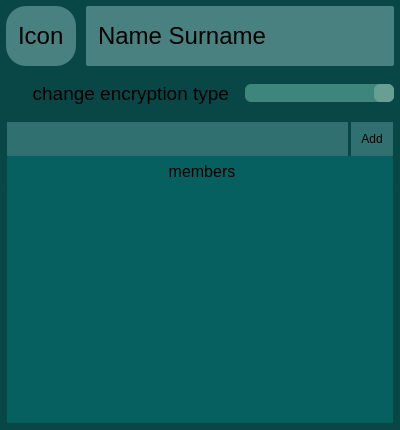
Above: src/interface/chatInfo.ui from OgurtsovAndrei/Messenger-project before the change. Below: the same form after it.
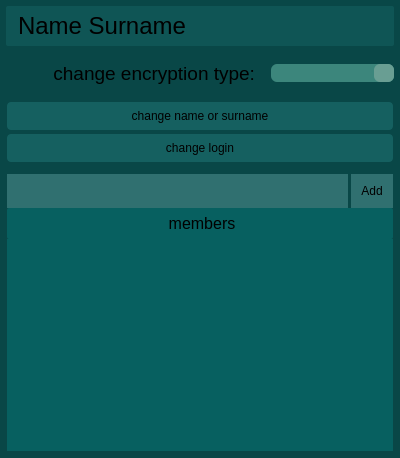
That is the form after the change.

What changed in the file:
```diff
--- a/src/interface/chatInfo.ui
+++ b/src/interface/chatInfo.ui
@@ -7,7 +7,7 @@
     <x>0</x>
     <y>0</y>
     <width>400</width>
-    <height>430</height>
+    <height>458</height>
    </rect>
   </property>
   <property name="sizePolicy">
@@ -24,7 +24,7 @@
 QLineEdit {background-color : #307070; border-width: 1px; border-radius: 0px; padding: 6px;}
 QPushButton {background-color : #307070;border-width: 2px; border-radius: 0px; padding: 10px;}
 QPushButton:pressed { background-color: #307777; }
-QLabel {background: #498080; border-radius : 2px; border-width: 2px; padding: 6px; font: 18pt;}
+QLabel {background: #0F5555; border-radius : 2px; border-width: 2px; padding: 6px; font: 18pt;}
 QListWidget {background-color : #076060; border-radius : 0px; border-width: 2px; padding: 6px;}</string>
   </property>
   <layout class="QGridLayout" name="gridLayout">
@@ -43,6 +43,19 @@
    <property name="spacing">
     <number>10</number>
    </property>
+   <item row="0" column="0" colspan="3">
+    <widget class="QLabel" name="userNameLabel">
+     <property name="text">
+      <string>&lt;html&gt;&lt;head/&gt;&lt;body&gt;&lt;p&gt;Name Surname&lt;/p&gt;&lt;/body&gt;&lt;/html&gt;</string>
+     </property>
+     <property name="wordWrap">
+      <bool>true</bool>
+     </property>
+     <property name="buddy">
+      <cstring>userNameLabel</cstring>
+     </property>
+    </widget>
+   </item>
    <item row="1" column="2">
     <widget class="QComboBox" name="encrOptions">
      <property name="styleSheet">
@@ -57,7 +70,18 @@
      </property>
     </widget>
    </item>
-   <item row="2" column="0" colspan="3">
+   <item row="1" column="0" colspan="2">
+    <widget class="QLabel" name="encrLabel">
+     <property name="styleSheet">
+      <string notr="true">QLabel {background: #094747; border-radius : 2px; border-width: 2px; padding: 6px; font: 14pt}
+</string>
+     </property>
+     <property name="text">
+      <string>&lt;html&gt;&lt;head/&gt;&lt;body&gt;&lt;p align=&quot;right&quot;&gt;change encryption type:&lt;/p&gt;&lt;/body&gt;&lt;/html&gt;</string>
+     </property>
+    </widget>
+   </item>
+   <item row="7" column="0" colspan="3">
     <layout class="QGridLayout" name="gridLayout_2">
      <property name="leftMargin">
       <number>1</number>
@@ -136,51 +160,40 @@
      </item>
     </layout>
    </item>
-   <item row="1" column="0" colspan="2">
-    <widget class="QLabel" name="encrLabel">
+   <item row="3" column="0" colspan="3">
+    <layout class="QVBoxLayout" name="verticalLayout_2">
+     <property name="spacing">
+      <number>2</number>
+     </property>
+     <item>
+      <widget class="QPushButton" name="changeLogButton">
      <property name="styleSheet">
-      <string notr="true">QLabel {background: #094747; border-radius : 2px; border-width: 2px; padding: 6px; font: 14pt}
-</string>
+        <string notr="true">QPushButton {background: #156060; border-width: 2px; border-style: solid; border-radius: 5px; padding: 6px;}
+QPushButton:pressed { background-color: #206767; }</string>
      </property>
      <property name="text">
-      <string>&lt;html&gt;&lt;head/&gt;&lt;body&gt;&lt;p align=&quot;right&quot;&gt;change encryption type&lt;/p&gt;&lt;/body&gt;&lt;/html&gt;</string>
+        <string>change name or surname</string>
      </property>
     </widget>
    </item>
-   <item row="0" column="0">
-    <widget class="QLabel" name="userIconLabel">
+     <item>
+      <widget class="QPushButton" name="changeNameButton">
      <property name="sizePolicy">
-      <sizepolicy hsizetype="Fixed" vsizetype="Fixed">
+        <sizepolicy hsizetype="Minimum" vsizetype="Minimum">
        <horstretch>0</horstretch>
        <verstretch>0</verstretch>
       </sizepolicy>
      </property>
-     <property name="minimumSize">
-      <size>
-       <width>60</width>
-       <height>60</height>
-      </size>
-     </property>
      <property name="styleSheet">
-      <string notr="true">QLabel {background: #498080; border-radius : 20px; border-width: 2px; padding: 6px}</string>
+        <string notr="true">QPushButton {background: #156060; border-width: 2px; border-style: solid; border-radius: 5px; padding: 6px;}
+QPushButton:pressed { background-color: #206767; }</string>
      </property>
      <property name="text">
-      <string>&lt;html&gt;&lt;head/&gt;&lt;body&gt;&lt;p&gt;Icon&lt;/p&gt;&lt;/body&gt;&lt;/html&gt;</string>
+        <string>change login</string>
      </property>
     </widget>
    </item>
-   <item row="0" column="1" colspan="2">
-    <widget class="QLabel" name="userNameLabel">
-     <property name="text">
-      <string>&lt;html&gt;&lt;head/&gt;&lt;body&gt;&lt;p&gt;&lt;span style=&quot; font-size:18pt;&quot;&gt;Name Surname&lt;/span&gt;&lt;/p&gt;&lt;/body&gt;&lt;/html&gt;</string>
-     </property>
-     <property name="wordWrap">
-      <bool>true</bool>
-     </property>
-     <property name="buddy">
-      <cstring>userNameLabel</cstring>
-     </property>
-    </widget>
+    </layout>
    </item>
   </layout>
  </widget>
```
Lines whose indentation alone changed are shown as unchanged.
